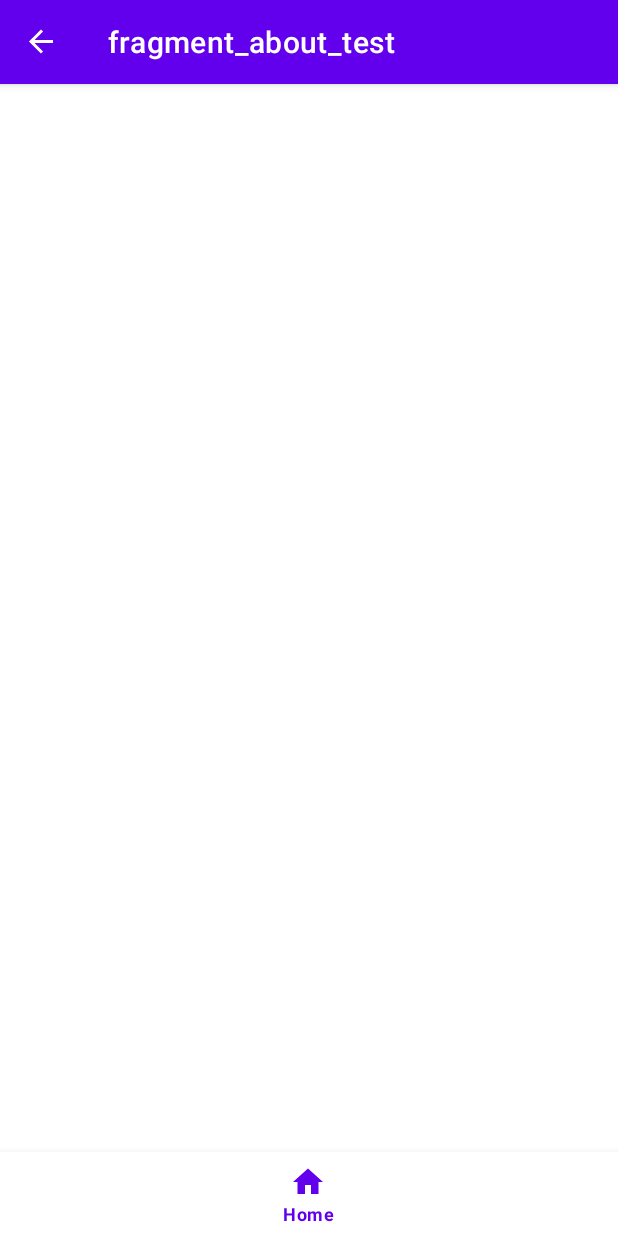
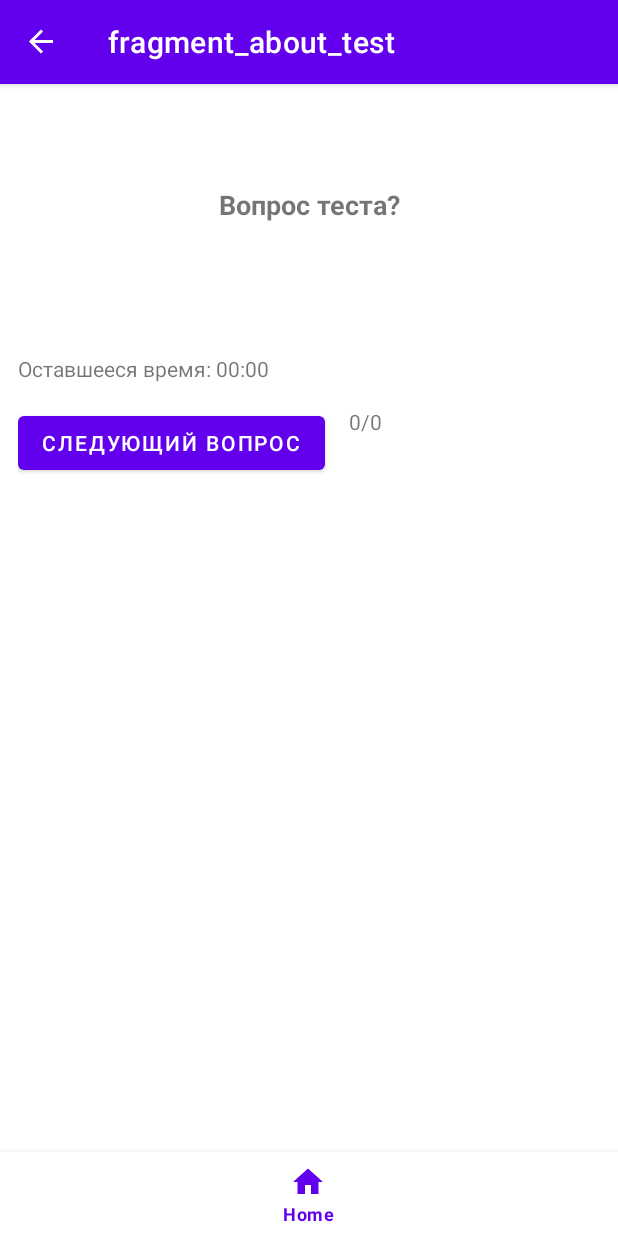
Before and after one commit to vladsapsan/Profkontur, an Android app: the AboutTestFragment screen opened through its navigation route, on a phone screen of 412 x 824 dp. Run offline under Robolectric (Android 15) with nearby library versions, the phone set to English and light mode, and no system bars; our stand-ins replace Firebase (no records; nobody signed in at launch, a user with empty details on screens opened directly), data binding, navigation-ui.

Commit message:
Разделение обязанностей вывода мета информации ммежду фрагментами, добавление фабрики viewmodel для сохранения состояния при выходе

```diff
--- /dev/null
+++ b/app/src/main/java/com/android/profkontur/Model/QuestViewModelFactory.kt
@@ -0,0 +1,21 @@
+package com.android.profkontur.Model
+
+import android.os.Bundle
+import androidx.lifecycle.AbstractSavedStateViewModelFactory
+import androidx.lifecycle.SavedStateHandle
+import androidx.lifecycle.ViewModel
+import androidx.savedstate.SavedStateRegistryOwner
+import com.android.profkontur.ViewModel.TestsVIewModel
+
+class QuestViewModelFactory(owner: SavedStateRegistryOwner, defaultArgs: Bundle? = null) : AbstractSavedStateViewModelFactory(owner, defaultArgs) {
+    override fun <T : ViewModel> create(
+        key: String,
+        modelClass: Class<T>,
+        handle: SavedStateHandle
+    ): T {
+        if (modelClass.isAssignableFrom(TestsVIewModel::class.java)) {
+            return TestsVIewModel(handle) as T
+        }
+        throw IllegalArgumentException("Unknown ViewModel class")
+    }
+}
--- a/app/src/main/java/com/android/profkontur/Model/TestDataQuestModel.kt
+++ b/app/src/main/java/com/android/profkontur/Model/TestDataQuestModel.kt
@@ -21,6 +21,7 @@ data class QuestionsData(
     val questions: Map<String, Question>? = null,
     val counting: Counting? = null
 )
+
 
 data class Question(
     val question: String? = null,
--- a/app/src/main/java/com/android/profkontur/View/AboutTestFragment.kt
+++ b/app/src/main/java/com/android/profkontur/View/AboutTestFragment.kt
@@ -16,13 +16,16 @@ import androidx.fragment.app.Fragment
 import androidx.fragment.app.viewModels
 import androidx.lifecycle.Lifecycle
 import androidx.lifecycle.Observer
+import androidx.lifecycle.SavedStateHandle
 import androidx.lifecycle.ViewModelProvider
 import androidx.lifecycle.lifecycleScope
 import androidx.lifecycle.repeatOnLifecycle
 import androidx.navigation.NavOptions
 import androidx.navigation.fragment.findNavController
+import androidx.savedstate.SavedStateRegistryOwner
 import com.android.profkontur.Model.LoadingState
 import com.android.profkontur.Model.MetaData
+import com.android.profkontur.Model.QuestViewModelFactory
 import com.android.profkontur.Model.Question
 import com.android.profkontur.R
 import com.android.profkontur.ViewModel.TestsVIewModel
@@ -34,14 +37,6 @@ import kotlinx.coroutines.launch
 class AboutTestFragment : Fragment() {
 
 
-    private  lateinit var DscTestTextView: TextView
-    private lateinit var ProgressBar:ProgressBar
-    private lateinit var AboutTestLayout:LinearLayout
-    private lateinit var TestLayuot:LinearLayout
-    private  lateinit var TestNameTextView: TextView
-    private  lateinit var TimeTestTextView: TextView
-    private  lateinit var StartTestButton: Button
-
     private  lateinit var questionTextView: TextView
     private  lateinit var AboutQuestionText: TextView
     private  lateinit var TimerText: TextView
@@ -49,6 +44,8 @@ class AboutTestFragment : Fragment() {
     private  lateinit var AllQuestionNUmber: TextView
     private lateinit var answersRadioGroup:RadioGroup
     private lateinit var nextQuestionButton:Button
+
+    private lateinit var ProgressBar: ProgressBar
 
     private  lateinit var MetaData: MetaData
 
@@ -69,24 +66,15 @@ class AboutTestFragment : Fragment() {
     override fun onViewCreated(view: View, savedInstanceState: Bundle?) {
         super.onViewCreated(view, savedInstanceState)
 
-        viewModel = ViewModelProvider(requireActivity()).get(TestsVIewModel::class.java)
+        viewModel = ViewModelProvider(requireParentFragment(), QuestViewModelFactory(requireActivity()))[TestsVIewModel::class.java]
 
-
-        initAboutTestViews(view)
         initTestViews(view)
-
-        StartTestButton = view.findViewById(R.id.StartTestButton);
-        StartTestButton.setOnClickListener {
-            StartTest()
-        }
 
         nextQuestionButton.setOnClickListener {
             if(answersRadioGroup.checkedRadioButtonId==-1){
                 Toast.makeText(context,"Выберите вариант ответа", Toast.LENGTH_SHORT).show()
             }else {
-                    viewModel.selectAnswer(answersRadioGroup.indexOfChild(view.findViewById(answersRadioGroup.checkedRadioButtonId))+1) //Отправляем выбранный ответ
-                    viewModel.nextQuestion()
-                    DisplayCurrentQuestion()
+                    SendAnswer(answersRadioGroup.indexOfChild(view.findViewById(answersRadioGroup.checkedRadioButtonId))+1)
             }
         }
 
@@ -105,18 +93,15 @@ class AboutTestFragment : Fragment() {
                     when (loadingState) {
                         is LoadingState.Loading -> {
                             ProgressBar.visibility = View.VISIBLE
-                            AboutTestLayout.visibility = View.GONE
                         }
                         is LoadingState.Ready -> {
-                            DisplayMeta()
-                            InitTimer()
+                            //Запуск теста
+                            StartTest()
                             AllQuestionNUmber.text = (viewModel.AllTestData.value?.questions?.size).toString()
                             ProgressBar.visibility = View.GONE
-                            AboutTestLayout.visibility = View.VISIBLE
                         }
                         is LoadingState.Error -> {
                             ProgressBar.visibility = View.GONE
-                            AboutTestLayout.visibility = View.GONE
                             Toast.makeText(requireContext(), loadingState.messege, Toast.LENGTH_SHORT).show()
                         }
                     }
@@ -125,7 +110,6 @@ class AboutTestFragment : Fragment() {
         }
 
     }
-
 
 
     fun InitTimer(){
@@ -145,34 +129,23 @@ class AboutTestFragment : Fragment() {
             }
         }
     }
-    fun initAboutTestViews(view: View){
-        DscTestTextView = view.findViewById(R.id.DscTestTextView);
-        TestNameTextView = view.findViewById(R.id.TestNameTextView);
-        TimeTestTextView = view.findViewById(R.id.TimeTestTextView);
-        AboutTestLayout= view.findViewById(R.id.AboutTestLayout);
-        TestLayuot= view.findViewById(R.id.TestLayuot);
-        ProgressBar= view.findViewById(R.id.ProgressBar);
-    }
+
     fun initTestViews(view: View){
         questionTextView= view.findViewById(R.id.questionTextView);
         AboutQuestionText = view.findViewById(R.id.AboutQuestionText);
         TimerText = view.findViewById(R.id.TimerText);
+        ProgressBar = view.findViewById(R.id.ProgressBar);
         CurrentQuestionNumber = view.findViewById(R.id.CurrentQuestionNumber);
         AllQuestionNUmber = view.findViewById(R.id.AllQuestionNUmber);
         answersRadioGroup = view.findViewById(R.id.answersRadioGroup);
         nextQuestionButton = view.findViewById(R.id.nextQuestionButton);
     }
-    fun DisplayMeta(){
-        MetaData = viewModel.getCurrentMeta()!!
-        if(MetaData!=null){
-            DscTestTextView.text = MetaData.short_dsc
-            TestNameTextView.text = MetaData.name
-            TimeTestTextView.text = MetaData.time
-        }else{
 
-        }
+    fun SendAnswer(int: Int){
+        viewModel.selectAnswer(int) //Отправляем выбранный ответ
+        viewModel.nextQuestion()
+        DisplayCurrentQuestion()
     }
-
     fun DisplayCurrentQuestion(){
         val question = viewModel.getCurrentQuestion()
         if (question != null) {
@@ -186,15 +159,13 @@ class AboutTestFragment : Fragment() {
     }
 
     private fun StartTest(){
-        AboutTestLayout.visibility = View.GONE
-        TestLayuot.visibility = View.VISIBLE
+        InitTimer()
         testTimer.StartTimer()
         DisplayCurrentQuestion()
     }
 
     private fun TestDone(){
         testTimer.StopTimer()
-        TestLayuot.visibility = View.GONE
         NavigateToReportAboutTest()
     }
     private fun NavigateToReportAboutTest(){
--- a/app/src/main/java/com/android/profkontur/View/TestReportFragment.kt
+++ b/app/src/main/java/com/android/profkontur/View/TestReportFragment.kt
@@ -8,6 +8,7 @@ import android.view.View
 import android.view.ViewGroup
 import android.widget.TextView
 import androidx.lifecycle.ViewModelProvider
+import com.android.profkontur.Model.QuestViewModelFactory
 import com.android.profkontur.R
 import com.android.profkontur.ViewModel.TestsVIewModel
 
@@ -36,7 +37,7 @@ class TestReportFragment : Fragment() {
     override fun onViewCreated(view: View, savedInstanceState: Bundle?) {
         super.onViewCreated(view, savedInstanceState)
 
-        viewModel = ViewModelProvider(requireActivity()).get(TestsVIewModel::class.java)
+        viewModel = ViewModelProvider(requireParentFragment(), QuestViewModelFactory(requireActivity()))[TestsVIewModel::class.java]
 
         TestResultText= view.findViewById(R.id.TestResultText);
         TestResultText.text = (viewModel.scaleScores.value.toString())
--- a/app/src/main/java/com/android/profkontur/ui/home/HomeFragment.kt
+++ b/app/src/main/java/com/android/profkontur/ui/home/HomeFragment.kt
@@ -50,7 +50,7 @@ class HomeFragment : Fragment() {
 
     //Запуск фрагмента с тестом
     private fun openSecondFragment() {
-        findNavController().navigate(R.id.action_navigation_home_to_aboutTestFragment)
+        findNavController().navigate(R.id.action_navigation_home_to_metaTestFragment)
     }
 
     override fun onDestroyView() {
--- a/app/src/main/res/layout/fragment_about_test.xml
+++ b/app/src/main/res/layout/fragment_about_test.xml
@@ -14,60 +14,9 @@
             android:id="@+id/ProgressBar"
             android:layout_width="60dp"
             android:layout_height="60dp"/>
-    <LinearLayout
-        android:id="@+id/AboutTestLayout"
-        android:layout_width="match_parent"
-        android:layout_height="match_parent"
-        android:orientation="vertical">
-    <TextView
-        android:text=""
-        android:gravity="center"
-        android:id="@+id/TestNameTextView"
-        android:layout_width="match_parent"
-        android:layout_height="wrap_content"
-        android:textSize="18sp"
-        android:textStyle="bold"
-        android:layout_marginBottom="8dp"/>
-    <TextView
-        android:layout_marginTop="20dp"
-        android:text=""
-        android:gravity="center"
-        android:id="@+id/DscTestTextView"
-        android:layout_width="match_parent"
-        android:layout_height="wrap_content"
-        android:textSize="16sp"
-        android:layout_marginBottom="8dp"/>
-    <LinearLayout
-        android:layout_width="match_parent"
-        android:layout_height="wrap_content"
-        android:gravity="center"
-        android:orientation="horizontal">
-        <TextView
-            android:text="Количество минут выделенное на тест:"
-            android:id="@+id/TimeToTestTextView"
-            android:layout_width="wrap_content"
-            android:layout_height="wrap_content"
-            android:textSize="14sp"
-            android:layout_marginBottom="8dp"/>
-        <TextView
-            android:text=""
-            android:id="@+id/TimeTestTextView"
-            android:layout_width="wrap_content"
-            android:layout_height="wrap_content"
-            android:textSize="16sp"
-            android:layout_marginBottom="8dp"/>
-
-    </LinearLayout>
-    <Button
-        android:id="@+id/StartTestButton"
-        android:layout_width="wrap_content"
-        android:layout_height="wrap_content"
-        android:text="Начать тест"
-        android:layout_gravity="center_horizontal"/>
-    </LinearLayout>
 
         <LinearLayout
-            android:visibility="gone"
+            android:visibility="visible"
             android:id="@+id/TestLayuot"
             android:layout_width="match_parent"
             android:layout_height="match_parent"
--- a/app/src/main/res/navigation/mobile_navigation.xml
+++ b/app/src/main/res/navigation/mobile_navigation.xml
@@ -11,8 +11,8 @@
         android:label="@string/title_home"
         tools:layout="@layout/fragment_home" >
         <action
-            android:id="@+id/action_navigation_home_to_aboutTestFragment"
-            app:destination="@id/aboutTestFragment" />
+            android:id="@+id/action_navigation_home_to_metaTestFragment"
+            app:destination="@id/metaTestFragment" />
     </fragment>
 
     <fragment
@@ -45,4 +45,13 @@
             android:id="@+id/action_testReportFragment_to_navigation_home"
             app:destination="@id/navigation_home" />
     </fragment>
+    <fragment
+        android:id="@+id/metaTestFragment"
+        android:name="com.android.profkontur.View.MetaTestFragment"
+        android:label="fragment_meta_test"
+        tools:layout="@layout/fragment_meta_test" >
+        <action
+            android:id="@+id/action_metaTestFragment_to_aboutTestFragment"
+            app:destination="@id/aboutTestFragment" />
+    </fragment>
 </navigation>
```
Also changed, not shown: app/src/main/java/com/android/profkontur/View/MetaTestFragment.kt (added, +119 -0 lines), app/src/main/java/com/android/profkontur/ViewModel/TestsVIewModel.kt (+33 -6 lines), app/src/main/res/layout/fragment_meta_test.xml (added, +70 -0 lines).
